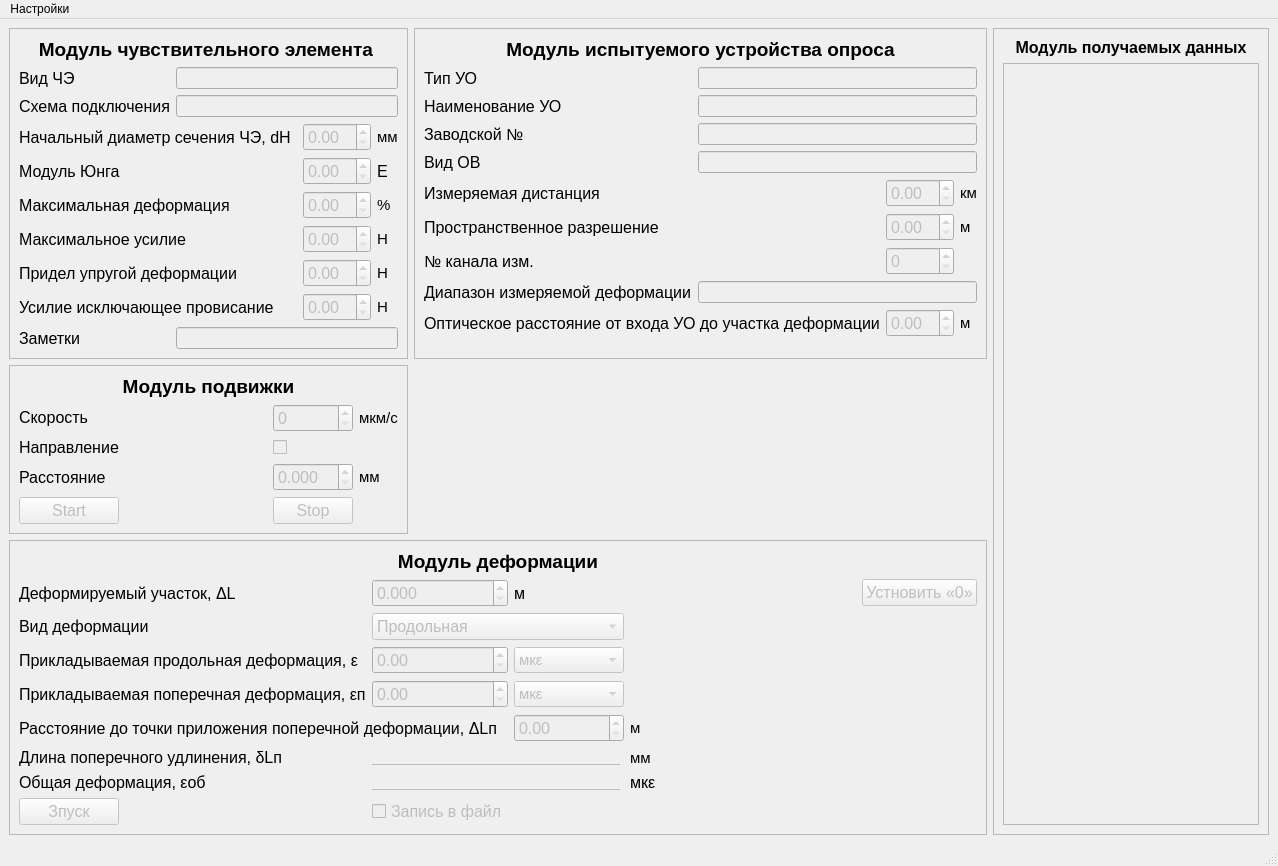
The window that form.ui (fosghen/DeformationSternd) describes before a commit, drawn with Qt 5.
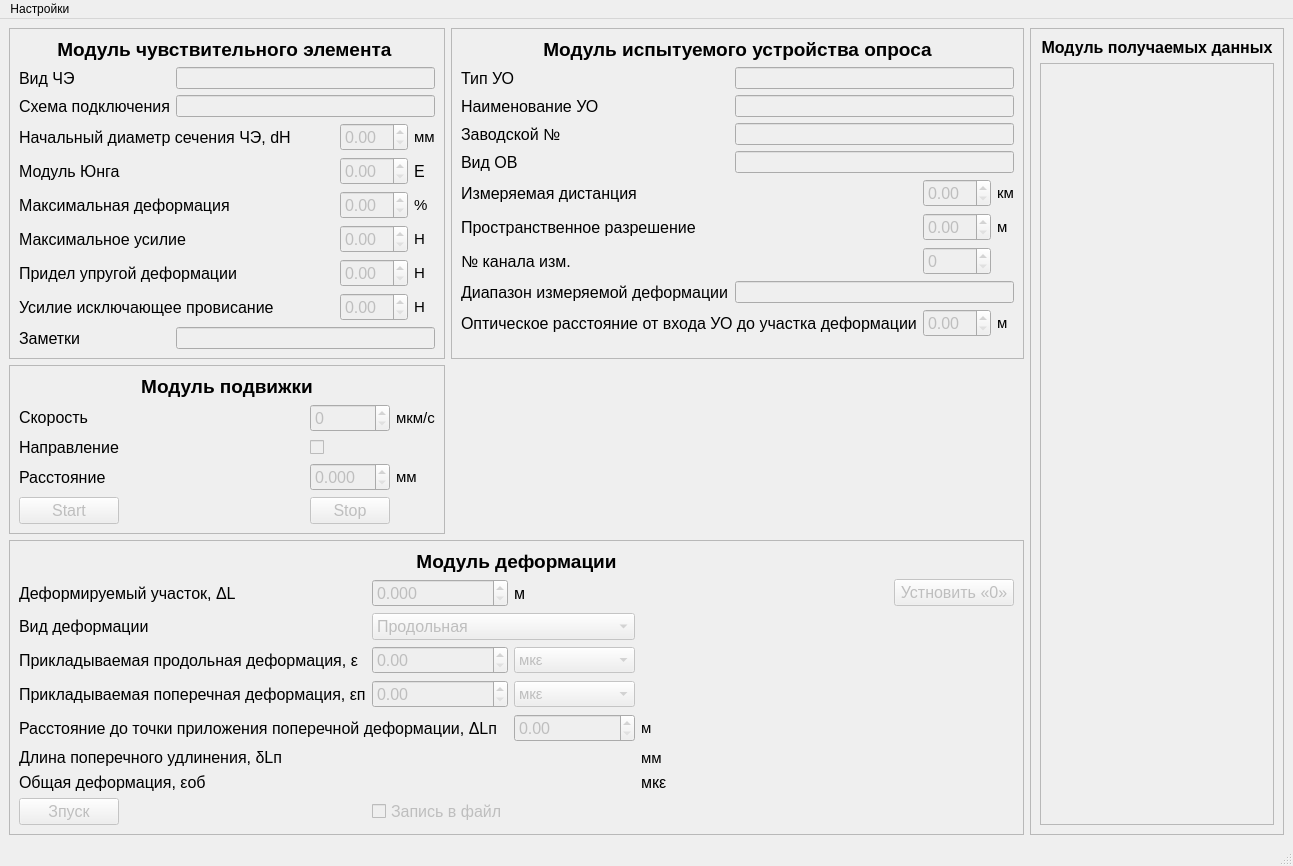
The same window after the commit.

Diff of the .ui file:
```diff
--- a/form.ui
+++ b/form.ui
@@ -6,8 +6,8 @@
    <rect>
     <x>0</x>
     <y>0</y>
-    <width>1140</width>
-    <height>829</height>
+    <width>1293</width>
+    <height>820</height>
    </rect>
   </property>
   <property name="windowTitle">
@@ -34,14 +34,14 @@
               <bool>false</bool>
              </property>
              <property name="sizePolicy">
-              <sizepolicy hsizetype="Fixed" vsizetype="Expanding">
+              <sizepolicy hsizetype="Expanding" vsizetype="Expanding">
                <horstretch>0</horstretch>
                <verstretch>0</verstretch>
               </sizepolicy>
              </property>
              <property name="maximumSize">
               <size>
-               <width>300</width>
+               <width>600</width>
                <height>16777215</height>
               </size>
              </property>
@@ -406,7 +406,7 @@
               </font>
              </property>
              <property name="text">
-              <string>                                                        </string>
+              <string/>
              </property>
             </widget>
            </item>
@@ -422,7 +422,7 @@
               </font>
              </property>
              <property name="text">
-              <string>                                                        </string>
+              <string/>
              </property>
             </widget>
            </item>
@@ -1326,7 +1326,7 @@
     <rect>
      <x>0</x>
      <y>0</y>
-     <width>1140</width>
+     <width>1293</width>
      <height>20</height>
     </rect>
    </property>
```
